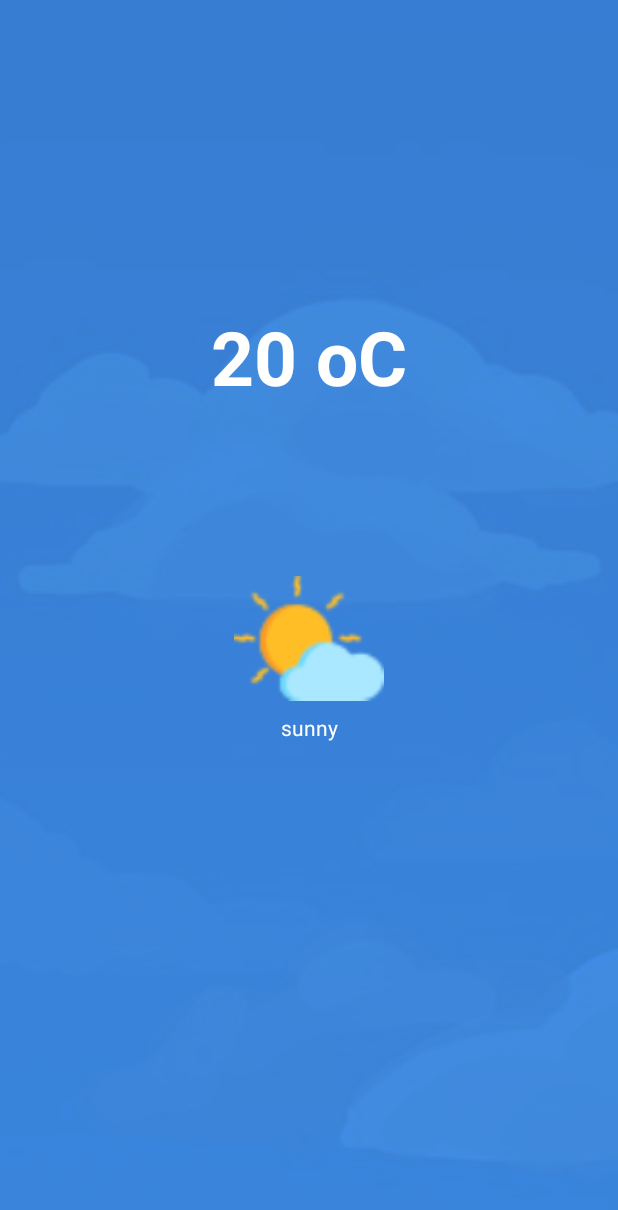
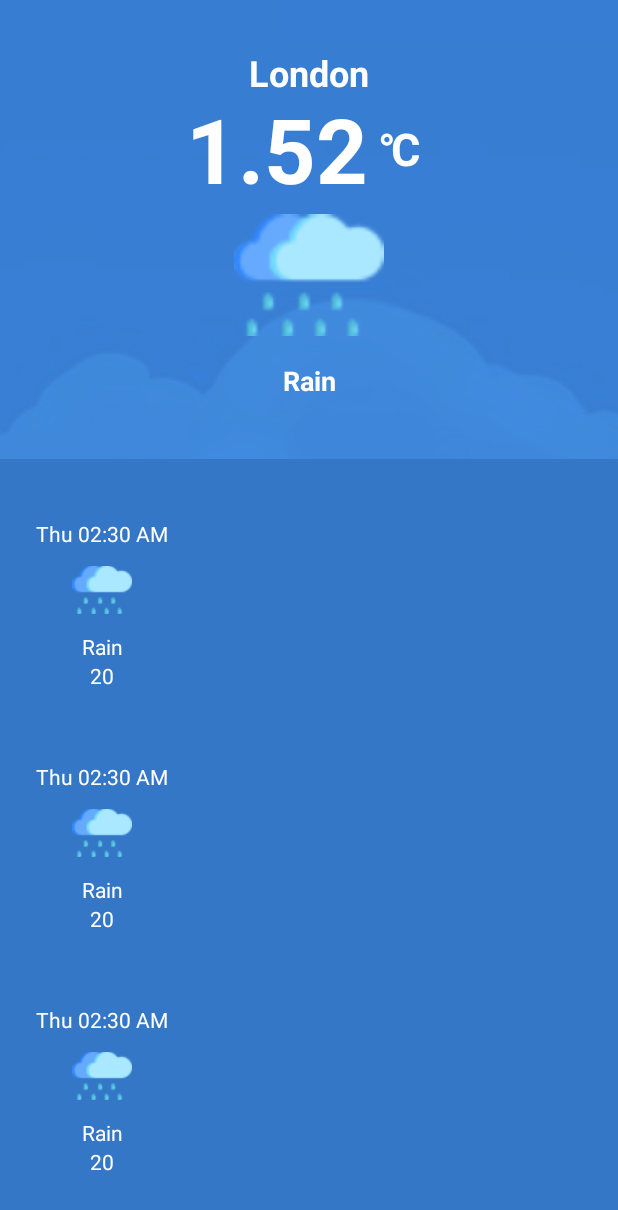
Before and after one commit to rekhansh/Weather, an Android app: the layout activity_main.xml on its own in the app's theme, with its tools: preview values and no code run, on a phone screen of 412 x 824 dp. Shown: the top 1210 px of the screen. Run offline under Robolectric (Android 15) with nearby library versions, the phone set to English and light mode, and no system bars.

Commit message:
5 Days Forecast Data Added

```diff
--- a/app/src/main/java/com/rekhansh/weather/data/DataRepository.java
+++ b/app/src/main/java/com/rekhansh/weather/data/DataRepository.java
@@ -1,5 +1,6 @@
 package com.rekhansh.weather.data;
 
+import com.rekhansh.weather.data.model.ForecastData;
 import com.rekhansh.weather.data.model.WeatherData;
 
 import retrofit2.Call;
@@ -28,4 +29,8 @@ public class DataRepository
     {
         return weatherService.getWeatherData(lat, lon,KEY,UNIT);
     }
+    public Call<ForecastData> getForecastData(String lat, String lon)
+    {
+        return weatherService.getForecastData(lat, lon,KEY,UNIT);
+    }
 }
--- a/app/src/main/java/com/rekhansh/weather/viewmodel/WeatherViewModel.java
+++ b/app/src/main/java/com/rekhansh/weather/viewmodel/WeatherViewModel.java
@@ -6,6 +6,7 @@ import androidx.annotation.NonNull;
 import androidx.lifecycle.AndroidViewModel;
 
 import com.rekhansh.weather.data.DataRepository;
+import com.rekhansh.weather.data.model.ForecastData;
 import com.rekhansh.weather.data.model.WeatherData;
 
 import retrofit2.Callback;
@@ -21,4 +22,9 @@ public class WeatherViewModel extends AndroidViewModel {
     {
         dataRepository.getWeatherData(lat,lon).enqueue(callback);
     }
+
+    public void getForecastData(String lat, String lon, Callback<ForecastData> callback)
+    {
+        dataRepository.getForecastData(lat,lon).enqueue(callback);
+    }
 }
--- a/app/src/main/res/layout/activity_main.xml
+++ b/app/src/main/res/layout/activity_main.xml
@@ -13,23 +13,47 @@
         android:visibility="visible">
 
         <TextView
-            android:id="@+id/txtTemp"
+            android:id="@+id/txtLocation"
             android:layout_width="wrap_content"
             android:layout_height="wrap_content"
-            android:layout_marginStart="16dp"
-            android:layout_marginTop="24dp"
-            android:layout_marginEnd="16dp"
-            android:layout_marginBottom="24dp"
-            android:text="20 oC"
+            android:layout_marginTop="32dp"
             android:textColor="?colorSurface"
-            android:textSize="50sp"
+            android:textSize="24sp"
             android:textStyle="bold"
-            app:layout_constraintBottom_toBottomOf="@+id/imgWeather"
+            app:layout_constraintEnd_toEndOf="parent"
+            app:layout_constraintStart_toStartOf="parent"
+            app:layout_constraintTop_toTopOf="parent"
+            tools:text="London" />
+
+        <LinearLayout
+            android:layout_width="wrap_content"
+            android:layout_height="wrap_content"
+            app:layout_constraintBottom_toTopOf="@+id/imgWeather"
             app:layout_constraintEnd_toEndOf="parent"
             app:layout_constraintHorizontal_bias="0.5"
             app:layout_constraintStart_toStartOf="parent"
-            app:layout_constraintTop_toTopOf="parent"
-            app:layout_constraintVertical_chainStyle="spread_inside" />
+            app:layout_constraintTop_toBottomOf="@+id/txtLocation">
+
+            <TextView
+                android:id="@+id/txtTemp"
+                android:layout_width="wrap_content"
+                android:layout_height="wrap_content"
+                android:textColor="?colorSurface"
+                android:textSize="60sp"
+                android:textStyle="bold"
+                tools:text="1.52" />
+
+            <TextView
+                android:layout_width="wrap_content"
+                android:layout_height="match_parent"
+                android:gravity="center"
+                android:padding="8dp"
+                android:text="@string/degree"
+                android:textColor="?colorSurface"
+                android:textSize="30sp"
+                android:textStyle="bold" />
+
+        </LinearLayout>
 
         <ImageView
             android:id="@+id/imgWeather"
@@ -40,26 +64,35 @@
             app:layout_constraintEnd_toEndOf="parent"
             app:layout_constraintHorizontal_bias="0.5"
             app:layout_constraintStart_toStartOf="parent"
-            tools:srcCompat="@mipmap/clear" />
+            tools:srcCompat="@mipmap/rain" />
 
         <TextView
             android:id="@+id/txtWeather"
             android:layout_width="wrap_content"
             android:layout_height="wrap_content"
-            android:text="sunny"
+            android:layout_marginBottom="32dp"
+            android:padding="8dp"
             android:textColor="?colorSurface"
-            app:layout_constraintBottom_toTopOf="@+id/guideline"
+            android:textSize="18sp"
+            android:textStyle="bold"
+            app:layout_constraintBottom_toTopOf="@+id/rvForecast"
             app:layout_constraintEnd_toEndOf="parent"
-            app:layout_constraintStart_toStartOf="parent" />
+            app:layout_constraintStart_toStartOf="parent"
+            tools:text="Rain" />
 
-        <androidx.constraintlayout.widget.Guideline
-            android:id="@+id/guideline"
-            android:layout_width="wrap_content"
+        <androidx.recyclerview.widget.RecyclerView
+            android:id="@+id/rvForecast"
+            android:layout_width="match_parent"
             android:layout_height="wrap_content"
-            android:orientation="horizontal"
+            android:layout_gravity="bottom"
+            android:background="@color/colorPrimary"
+            android:paddingTop="16dp"
+            android:paddingBottom="16dp"
             app:layout_constraintBottom_toBottomOf="parent"
-            app:layout_constraintGuide_percent="0.6"
-            app:layout_constraintTop_toTopOf="parent" />
+            app:layout_constraintEnd_toEndOf="parent"
+            app:layout_constraintHorizontal_bias="0.0"
+            app:layout_constraintStart_toStartOf="parent"
+            tools:listitem="@layout/item_forecast" />
     </androidx.constraintlayout.widget.ConstraintLayout>
 
     <androidx.constraintlayout.widget.ConstraintLayout
--- /dev/null
+++ b/app/src/main/res/layout/item_forecast.xml
@@ -0,0 +1,41 @@
+<?xml version="1.0" encoding="utf-8"?>
+<LinearLayout xmlns:android="http://schemas.android.com/apk/res/android"
+    xmlns:app="http://schemas.android.com/apk/res-auto"
+    xmlns:tools="http://schemas.android.com/tools"
+    android:orientation="vertical"
+    android:layout_width="wrap_content"
+    android:layout_height="wrap_content"
+    android:layout_margin="24dp">
+
+    <TextView
+        android:id="@+id/itemForecastDate"
+        android:layout_width="wrap_content"
+        android:layout_height="wrap_content"
+        android:gravity="center"
+        tools:text="Thu 02:30 AM"
+        android:textColor="?colorSurface"/>
+
+    <ImageView
+        android:id="@+id/itemForecastIcon"
+        android:layout_width="40dp"
+        android:layout_height="40dp"
+        app:srcCompat="@mipmap/rain"
+        android:layout_gravity="center"
+        android:layout_margin="8dp"/>
+
+    <TextView
+        android:id="@+id/itemForecastWeather"
+        android:layout_width="match_parent"
+        android:layout_height="wrap_content"
+        android:textColor="?colorSurface"
+        tools:text="Rain"
+        android:gravity="center" />
+
+    <TextView
+        android:id="@+id/itemForecastTemp"
+        android:layout_width="match_parent"
+        android:layout_height="wrap_content"
+        tools:text="20"
+        android:textColor="?colorSurface"
+        android:gravity="center"/>
+</LinearLayout>
--- a/app/src/main/res/values/colors.xml
+++ b/app/src/main/res/values/colors.xml
@@ -1,6 +1,6 @@
 <?xml version="1.0" encoding="utf-8"?>
 <resources>
-    <color name="colorPrimary">#008577</color>
-    <color name="colorPrimaryDark">#00574B</color>
+    <color name="colorPrimary">#3477C7</color>
+    <color name="colorPrimaryDark">#2F68AF</color>
     <color name="colorAccent">#D81B60</color>
 </resources>
--- a/app/src/main/res/values/strings.xml
+++ b/app/src/main/res/values/strings.xml
@@ -1,4 +1,5 @@
 <resources>
     <string name="app_name">Weather</string>
-    <string name="degree">%.2f &#8451;</string>
+    <string name="degree">&#8451;</string>
+    <string name="n_degree">%.2f &#8451;</string>
 </resources>
```
Also changed, not shown: app/src/main/java/com/rekhansh/weather/MainActivity.java (+50 -3 lines), app/src/main/java/com/rekhansh/weather/adapters/ForecastAdapter.java (added, +95 -0 lines), app/src/main/java/com/rekhansh/weather/data/WeatherService.java (+7 -0 lines), app/src/main/java/com/rekhansh/weather/data/model/City.java (added, +15 -0 lines), app/src/main/java/com/rekhansh/weather/data/model/Clouds.java (added, +8 -0 lines), app/src/main/java/com/rekhansh/weather/data/model/Coordinate.java (added, +10 -0 lines), app/src/main/java/com/rekhansh/weather/data/model/Forecast.java (added, +25 -0 lines), app/src/main/java/com/rekhansh/weather/data/model/ForecastData.java (added, +22 -0 lines), app/src/main/java/com/rekhansh/weather/data/model/Main.java (added, +20 -0 lines), app/src/main/java/com/rekhansh/weather/data/model/Rain.java (added, +8 -0 lines), app/src/main/java/com/rekhansh/weather/data/model/Sys.java (added, +12 -0 lines), app/src/main/java/com/rekhansh/weather/data/model/Weather.java (added, +14 -0 lines), app/src/main/java/com/rekhansh/weather/data/model/WeatherData.java (+0 -57 lines), app/src/main/java/com/rekhansh/weather/data/model/Wind.java (added, +10 -0 lines).
